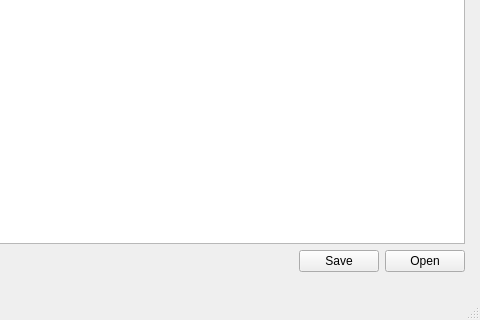
The window that lesson3/exercise_1/mainwindow.ui (a-nikolskii/QtFramework) describes before a commit, drawn with Qt 5; both pictures show x 306 to 786 and y 315 to 635 of the 786 by 635 pixel window.
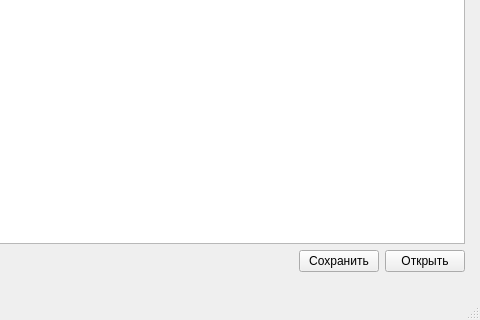
The same window after the commit.

The edit to the form file:
```diff
--- a/lesson3/exercise_1/mainwindow.ui
+++ b/lesson3/exercise_1/mainwindow.ui
@@ -26,7 +26,7 @@
      <height>591</height>
     </size>
    </property>
-   <widget class="QWidget" name="">
+   <widget class="QWidget" name="layoutWidget">
     <property name="geometry">
      <rect>
       <x>10</x>
@@ -57,14 +57,14 @@
        <item>
         <widget class="QPushButton" name="pushButton_save">
          <property name="text">
-          <string>Save</string>
+          <string>Сохранить</string>
          </property>
         </widget>
        </item>
        <item>
         <widget class="QPushButton" name="pushButton_open">
          <property name="text">
-          <string>Open</string>
+          <string>Открыть</string>
          </property>
         </widget>
        </item>
```
